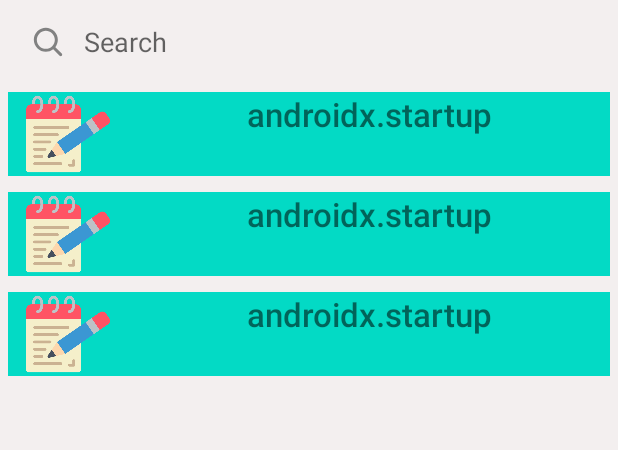
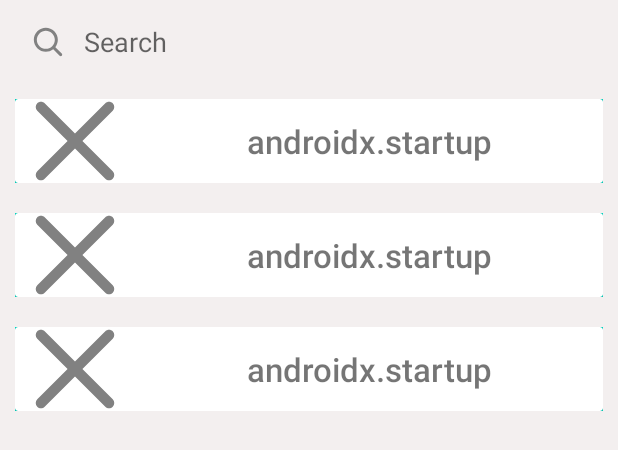
Before and after one commit to Lazizjonn/Note-app, an Android app: the layout fragment_page_note.xml on its own in the app's theme, with its tools: preview values and no code run, on a phone screen of 412 x 824 dp. Shown: the top 450 px of the screen. Run offline under Robolectric (Android 15) with nearby library versions, the phone set to English and light mode, and no system bars.

Commit message:
loaded to recyclerView, added working

```diff
--- a/app/src/main/java/uz/gita/noteapp/presentation/ui/adapter/NoteAdapter.kt
+++ b/app/src/main/java/uz/gita/noteapp/presentation/ui/adapter/NoteAdapter.kt
@@ -26,7 +26,7 @@ class NoteAdapter(private val list: List<NoteData>) : ListAdapter<NoteData, Note
 
         fun bind() {
             binding.noteText.text = list[absoluteAdapterPosition].title
-            Log.d("TTT", "bind")
+            Log.d("TTT", "bind, "+ list[absoluteAdapterPosition].title)
         }
     }
 
--- a/app/src/main/java/uz/gita/noteapp/presentation/ui/pager/NotePage.kt
+++ b/app/src/main/java/uz/gita/noteapp/presentation/ui/pager/NotePage.kt
@@ -1,7 +1,6 @@
 package uz.gita.noteapp.presentation.ui.pager
 
 import android.os.Bundle
-import android.util.Log
 import android.view.View
 import androidx.fragment.app.Fragment
 import androidx.fragment.app.viewModels
@@ -28,10 +27,9 @@ class NotePage : Fragment(R.layout.fragment_page_note) {
     }
 
     private val noteObserver = Observer<List<NoteData>> { noteData ->
-        Log.d("TTT", "NotePage: ${noteData.size} ")
         val adapter = NoteAdapter(noteData)
         binding.noteRecyclerview.adapter = adapter
-        binding.noteRecyclerview.layoutManager =LinearLayoutManager(requireContext(), RecyclerView.VERTICAL, false )
+        binding.noteRecyclerview.layoutManager =LinearLayoutManager(requireContext(),RecyclerView.VERTICAL, false )
         adapter.submitList(noteData)
         adapter.setNoteListener { findNavController().navigate(R.id.addNoteScreen) }
     }
--- a/app/src/main/res/layout/fragment_page_note.xml
+++ b/app/src/main/res/layout/fragment_page_note.xml
@@ -1,5 +1,6 @@
 <?xml version="1.0" encoding="utf-8"?>
-<androidx.constraintlayout.widget.ConstraintLayout xmlns:android="http://schemas.android.com/apk/res/android"
+<androidx.constraintlayout.widget.ConstraintLayout
+    xmlns:android="http://schemas.android.com/apk/res/android"
     xmlns:app="http://schemas.android.com/apk/res-auto"
     xmlns:tools="http://schemas.android.com/tools"
     android:layout_width="match_parent"
@@ -27,10 +28,10 @@
         android:id="@+id/note_recyclerview"
         android:layout_width="match_parent"
         android:layout_height="0dp"
-        tools:listitem="@layout/item_note"
-        android:orientation="horizontal"
-        app:layout_constraintBottom_toBottomOf="parent"
         app:layout_constraintEnd_toEndOf="parent"
         app:layout_constraintStart_toStartOf="parent"
-        app:layout_constraintTop_toBottomOf="@+id/searchView" />
+        app:layout_constraintTop_toBottomOf="@+id/searchView"
+        app:layout_constraintBottom_toBottomOf="parent"
+        tools:listitem="@layout/item_note" />
+
 </androidx.constraintlayout.widget.ConstraintLayout>
--- a/app/src/main/res/layout/item_note.xml
+++ b/app/src/main/res/layout/item_note.xml
@@ -1,26 +1,41 @@
 <?xml version="1.0" encoding="utf-8"?>
 <androidx.appcompat.widget.LinearLayoutCompat xmlns:android="http://schemas.android.com/apk/res/android"
-    xmlns:tools="http://schemas.android.com/tools"
+    xmlns:app="http://schemas.android.com/apk/res-auto"
     android:id="@+id/noteLinear"
     android:layout_width="match_parent"
     android:layout_height="?actionBarSize"
-    android:layout_margin="5dp"
+    android:layout_margin="10dp"
     android:background="@color/teal_200"
+    android:foreground="?android:selectableItemBackground"
+    android:orientation="vertical">
+
+    <androidx.cardview.widget.CardView
+        android:layout_width="match_parent"
+        android:layout_height="match_parent">
+
+        <androidx.appcompat.widget.LinearLayoutCompat
+            android:layout_width="match_parent"
+            android:layout_height="match_parent"
             android:orientation="horizontal">
 
             <androidx.appcompat.widget.AppCompatImageView
                 android:id="@+id/notePicture"
                 android:layout_width="80dp"
                 android:layout_height="match_parent"
-        android:src="@drawable/notepad" />
+                android:src="@drawable/ic_close" />
 
             <androidx.appcompat.widget.AppCompatTextView
                 android:id="@+id/noteText"
-        android:layout_width="match_parent"
-        android:layout_height="wrap_content"
+                android:layout_width="0dp"
+                android:layout_height="match_parent"
+                android:layout_weight="1"
                 android:fontFamily="sans-serif-medium"
                 android:gravity="center"
-        android:textSize="22sp"
-        android:text="@string/androidx_startup" />
+                android:text="@string/androidx_startup"
+                android:textSize="22sp" />
 
         </androidx.appcompat.widget.LinearLayoutCompat>
+
+    </androidx.cardview.widget.CardView>
+
+</androidx.appcompat.widget.LinearLayoutCompat>
```
Lines whose indentation alone changed are shown as unchanged.
